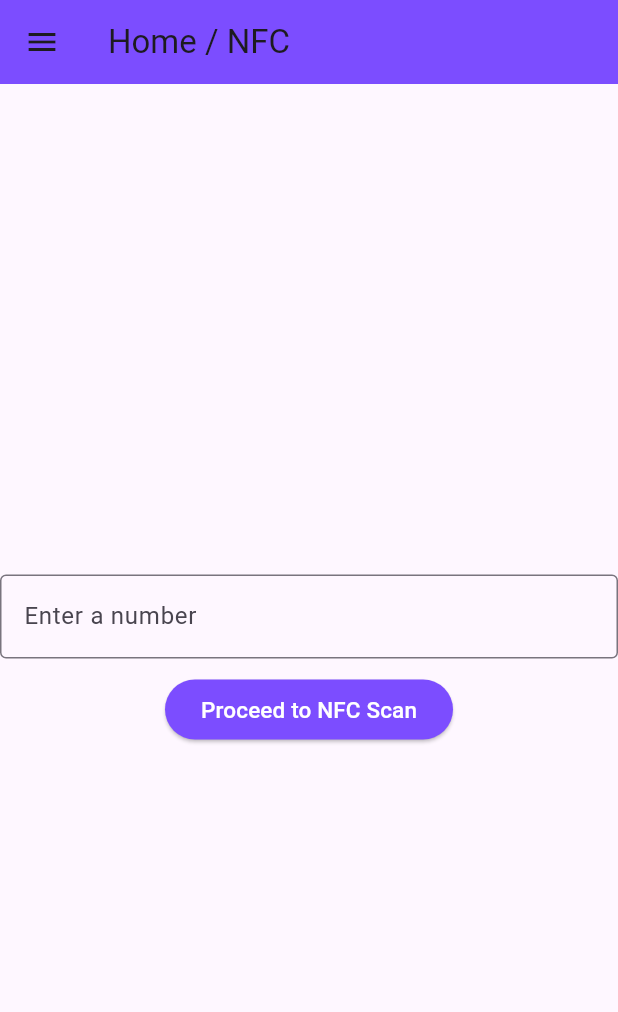
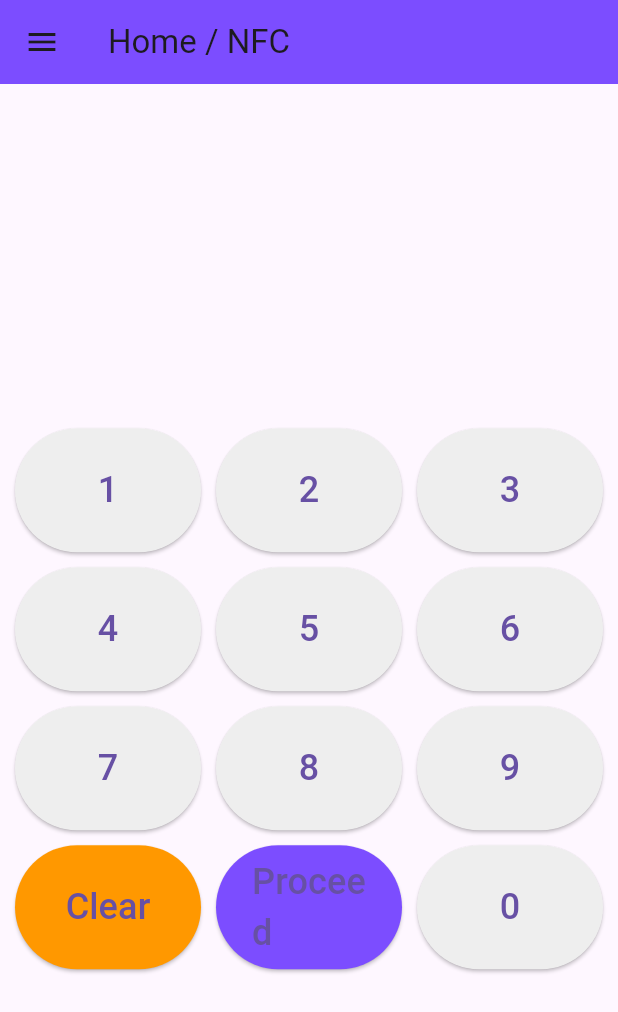
Before and after one commit to omerbsagir/flutter-sanalpos, a Flutter app: the HomeScreen screen opened by its route, on a phone screen of 412 x 824 dp. Shown: the top 1012 px of the screen. Run offline on Flutter 3.47's test engine with Material 3 defaults, Android fonts, the phone set to English and light mode, and no system bars; our stand-ins replace flutter_secure_storage; missing offline and left inert: flutter_nfc_kit; accounts and stored records are empty; network calls fail.

Commit message:
Hesap makinesi görüntüsü verildi

```diff
--- a/lib/views/home_view/home_screen.dart
+++ b/lib/views/home_view/home_screen.dart
@@ -8,8 +8,20 @@ class HomeScreen extends StatefulWidget {
 }
 
 class _HomeScreenState extends State<HomeScreen> {
-  TextEditingController _numberController = TextEditingController();
+  String _input = '';
   bool _showNFCScan = false;
+
+  void _onButtonPressed(String value) {
+    setState(() {
+      _input += value;
+    });
+  }
+
+  void _onClearPressed() {
+    setState(() {
+      _input = '';
+    });
+  }
 
   Future<void> _scanNFC() async {
     try {
@@ -32,7 +44,7 @@ class _HomeScreenState extends State<HomeScreen> {
             margin: EdgeInsets.symmetric(horizontal: 20.0, vertical: 10.0),
           ),
         );
-        _numberController.clear();
+        _input = '';
       } else {
         setState(() {
           _showNFCScan = false;
@@ -86,24 +98,65 @@ class _HomeScreenState extends State<HomeScreen> {
     return CustomScaffold(
       title: "Home / NFC",
       body: Center(
-        child: Column(
+        child: _showNFCScan
+            ? ElevatedButton(
+          onPressed: _scanNFC,
+          style: ElevatedButton.styleFrom(
+            backgroundColor: Colors.deepPurpleAccent,
+          ),
+          child: Text(
+            "Scan NFC Card",
+            style: TextStyle(
+              color: Colors.white,
+              fontSize: 15,
+            ),
+          ),
+        )
+            : Column(
           mainAxisAlignment: MainAxisAlignment.center,
           children: [
-            if (!_showNFCScan)
-              Column(
-                children: [
-                  TextField(
-                    controller: _numberController,
-                    keyboardType: TextInputType.number,
-                    decoration: InputDecoration(
-                      labelText: 'Enter a number',
-                      border: OutlineInputBorder(),
+            Expanded(
+              flex: 2,
+              child: Container(
+                alignment: Alignment.centerRight,
+                padding: EdgeInsets.all(20.0),
+                child: Text(
+                  _input,
+                  style: TextStyle(
+                    fontSize: 40,
+                    color: Colors.black,
+                    fontWeight: FontWeight.w300,
                   ),
                 ),
-                  SizedBox(height: 10),
-                  ElevatedButton(
+              ),
+            ),
+            Expanded(
+              flex: 5,
+              child: GridView.builder(
+                padding: EdgeInsets.all(10.0),
+                gridDelegate: SliverGridDelegateWithFixedCrossAxisCount(
+                  crossAxisCount: 3,
+                  childAspectRatio: 1.5,
+                  crossAxisSpacing: 10.0,
+                  mainAxisSpacing: 10.0,
+                ),
+                itemCount: 12,
+                itemBuilder: (context, index) {
+                  if (index == 9) {
+                    return ElevatedButton(
+                      onPressed: _onClearPressed,
+                      style: ElevatedButton.styleFrom(
+                        backgroundColor: Colors.orange,
+                      ),
+                      child: Text(
+                        'Clear',
+                        style: TextStyle(fontSize: 24),
+                      ),
+                    );
+                  } else if (index == 10) {
+                    return ElevatedButton(
                       onPressed: () {
-                      if (_numberController.text.isNotEmpty) {
+                        if (_input.isNotEmpty) {
                           setState(() {
                             _showNFCScan = true;
                           });
@@ -122,7 +175,8 @@ class _HomeScreenState extends State<HomeScreen> {
                               shape: RoundedRectangleBorder(
                                 borderRadius: BorderRadius.circular(10.0),
                               ),
-                            margin: EdgeInsets.symmetric(horizontal: 20.0, vertical: 10.0),
+                              margin: EdgeInsets.symmetric(
+                                  horizontal: 20.0, vertical: 10.0),
                             ),
                           );
                         }
@@ -131,27 +185,34 @@ class _HomeScreenState extends State<HomeScreen> {
                         backgroundColor: Colors.deepPurpleAccent,
                       ),
                       child: Text(
-                      "Proceed to NFC Scan",
-                      style: TextStyle(
-                        color: Colors.white,
-                        fontSize: 15,
+                        'Proceed',
+                        style: TextStyle(fontSize: 24),
                       ),
-                    ),
-                  ),
-                ],
-              )
-            else
-              ElevatedButton(
-                onPressed: _scanNFC,
+                    );
+                  } else if (index == 11) {
+                    return ElevatedButton(
+                      onPressed: () => _onButtonPressed('0'),
                       style: ElevatedButton.styleFrom(
-                  backgroundColor: Colors.deepPurpleAccent,
+                        backgroundColor: Colors.grey[200],
                       ),
                       child: Text(
-                  "Scan NFC Card",
-                  style: TextStyle(
-                    color: Colors.white,
-                    fontSize: 15,
+                        '0',
+                        style: TextStyle(fontSize: 24),
                       ),
+                    );
+                  } else {
+                    return ElevatedButton(
+                      onPressed: () => _onButtonPressed('${index + 1}'),
+                      style: ElevatedButton.styleFrom(
+                        backgroundColor: Colors.grey[200],
+                      ),
+                      child: Text(
+                        '${index + 1}',
+                        style: TextStyle(fontSize: 24),
+                      ),
+                    );
+                  }
+                },
               ),
             ),
           ],
```
Lines whose indentation alone changed are shown as unchanged.
